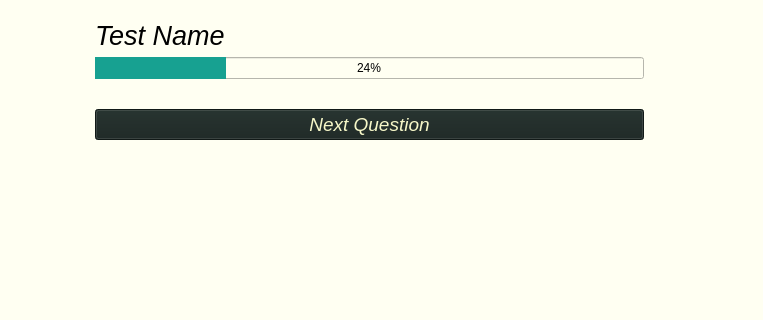
Qt form src/views/ui/testTaking.ui (adibozzhanov/LeProgram) before a commit; both pictures show x 0 to 763 and y 0 to 320 of the 763 by 573 pixel window.
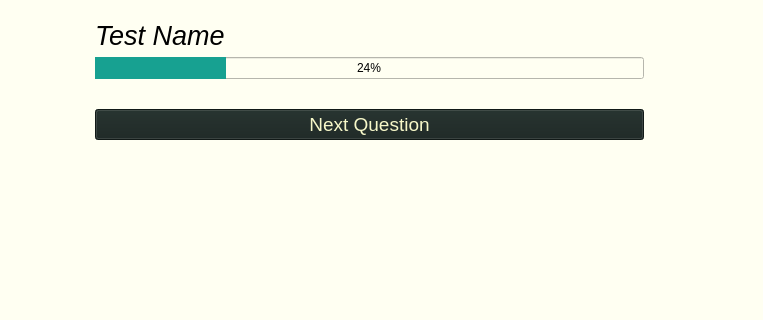
The same form after that commit.

Commit message: pushed un italic

```diff
--- a/src/views/ui/testTaking.ui
+++ b/src/views/ui/testTaking.ui
@@ -91,7 +91,7 @@
          <font>
           <family>Helvetica Neue</family>
           <pointsize>14</pointsize>
-          <italic>true</italic>
+          <italic>false</italic>
          </font>
         </property>
         <property name="styleSheet">
```
The commit also changes 16 other files.
